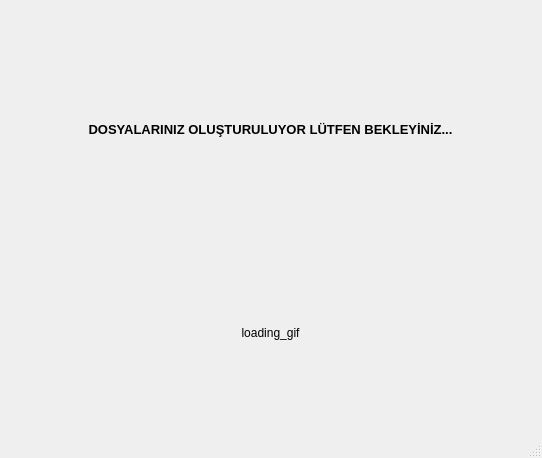
Old version of the form Arayüz/yukleniyor.ui in the repository saidberk27/asparser.
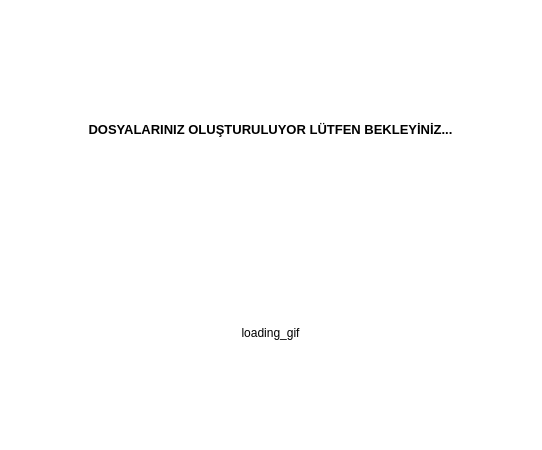
New version of the form.

Patch:
```diff
--- a/Arayüz/yukleniyor.ui
+++ b/Arayüz/yukleniyor.ui
@@ -7,12 +7,15 @@
     <x>0</x>
     <y>0</y>
     <width>542</width>
-    <height>458</height>
+    <height>450</height>
    </rect>
   </property>
   <property name="windowTitle">
    <string>MainWindow</string>
   </property>
+  <property name="styleSheet">
+   <string notr="true">background-color: rgb(255, 255, 255);border:0;</string>
+  </property>
   <widget class="QWidget" name="centralwidget">
    <widget class="QWidget" name="verticalLayoutWidget">
     <property name="geometry">
```
